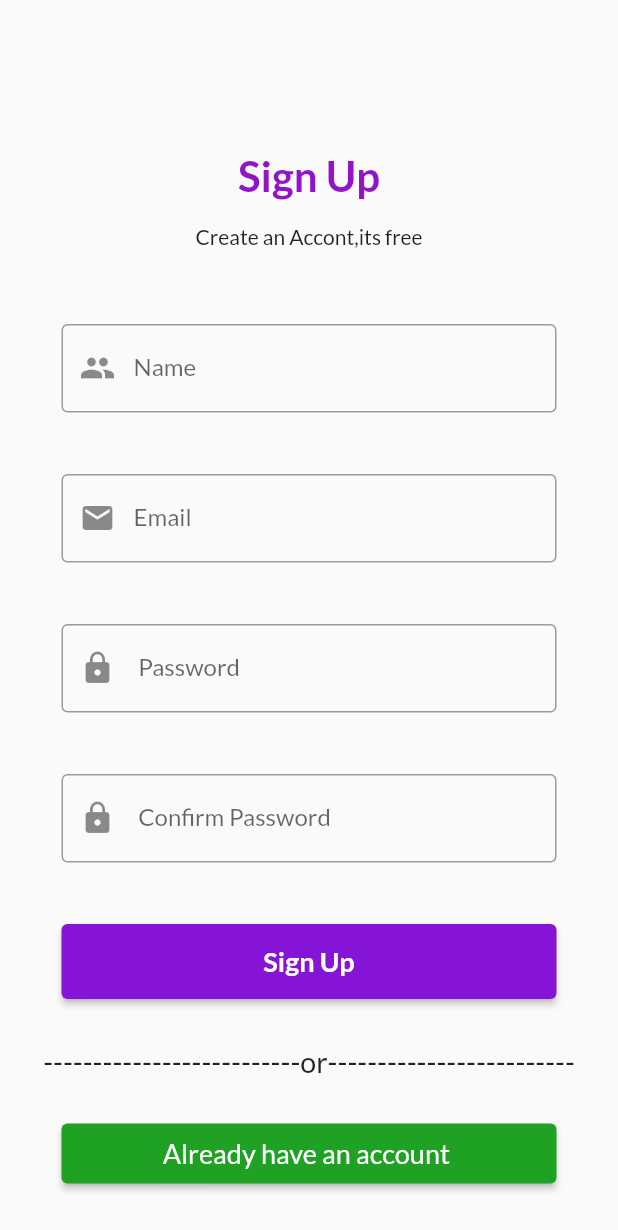
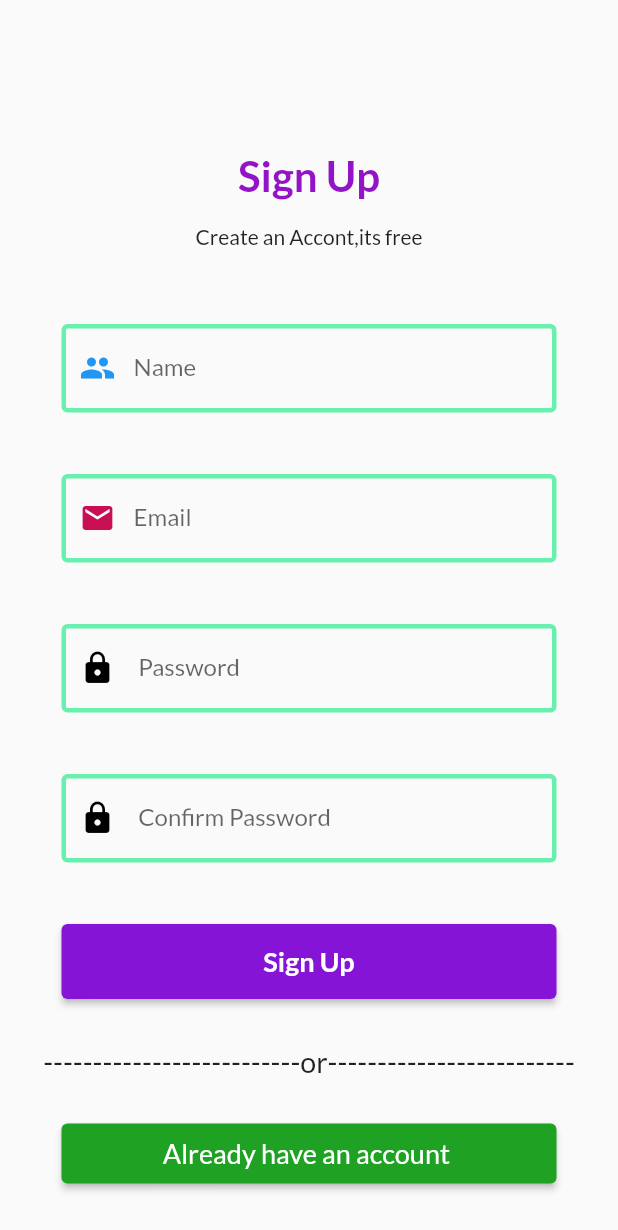
Before and after one commit to Rishabh7389/ComplaintBox, a Flutter app: the LoginPage screen opened by its route, after a tap on "Login", after a tap on "Create new CB account", on a phone screen of 412 x 824 dp. Shown: the top 1230 px of the screen. Run offline on Flutter 3.47's test engine with Material 2 defaults, Android fonts, the light colour scheme and no system bars; our stand-ins replace cloud_firestore, firebase_auth, firebase_core, google_fonts, shared_preferences; accounts and stored records are empty.

Commit message:
modification in ui

```diff
--- a/lib/main.dart
+++ b/lib/main.dart
@@ -75,7 +75,7 @@ class _MyAppState extends State<MyApp> {
       ),
       debugShowCheckedModeBanner: false,
       darkTheme: ThemeData(brightness: Brightness.dark),
-      initialRoute: isLoggedIn ? "/home" : "/selectUser",
+      initialRoute: isLoggedIn ? "/home" : "/signupadmin",
       routes: {
         "/home": (context) => HomePage(),
         "/selectUser": (context) => const UserPage(),
--- a/lib/views/authentication/student/LoginPage.dart
+++ b/lib/views/authentication/student/LoginPage.dart
@@ -63,9 +63,15 @@ class _LoginPageState extends State<LoginPage> {
             child: TextFormField(
               controller: emailcontroller,
               decoration: const InputDecoration(
+                  enabledBorder: OutlineInputBorder(
+                      borderSide:
+                          BorderSide(width: 3, color: Colors.greenAccent)),
                   border: OutlineInputBorder(),
                   labelText: "Email ",
-                  prefixIcon: Icon(Icons.mail)),
+                  prefixIcon: Icon(
+                    Icons.mail,
+                    color: Colors.red,
+                  )),
               onChanged: (value) {
                 name = value;
                 setState(() {});
@@ -84,9 +90,15 @@ class _LoginPageState extends State<LoginPage> {
                 controller: passwordcontroller,
                 obscureText: true,
                 decoration: const InputDecoration(
+                    enabledBorder: OutlineInputBorder(
+                        borderSide:
+                            BorderSide(width: 2, color: Colors.greenAccent)),
                     border: OutlineInputBorder(),
                     labelText: 'Password',
-                    prefixIcon: Icon(Icons.lock)),
+                    prefixIcon: Icon(
+                      Icons.lock,
+                      color: Colors.black,
+                    )),
                 validator: (value) {
                   if (value!.isEmpty) {
                     return "Please Enter password";
--- a/lib/views/authentication/student/SignupPage.dart
+++ b/lib/views/authentication/student/SignupPage.dart
@@ -62,9 +62,16 @@ class _SignupPageState extends State<SignupPage> {
               child: TextFormField(
                 controller: namecontroller,
                 decoration: const InputDecoration(
+                    enabledBorder: OutlineInputBorder(
+                      borderSide: BorderSide(
+                          width: 3, color: Colors.greenAccent), //<-- SEE HERE
+                    ),
                     border: OutlineInputBorder(),
                     labelText: "Name",
-                    prefixIcon: Icon(Icons.people)),
+                    prefixIcon: Icon(
+                      Icons.people,
+                      color: Colors.blue,
+                    )),
                 validator: (value) {
                   if (value == null || value.isEmpty) {
                     return 'Please enter your UserId';
@@ -83,9 +90,16 @@ class _SignupPageState extends State<SignupPage> {
               child: TextFormField(
                 controller: emailcontroller,
                 decoration: const InputDecoration(
+                    enabledBorder: OutlineInputBorder(
+                      borderSide: BorderSide(
+                          width: 3, color: Colors.greenAccent), //<-- SEE HERE
+                    ),
                     border: OutlineInputBorder(),
                     labelText: "Email",
-                    prefixIcon: Icon(Icons.mail)),
+                    prefixIcon: Icon(
+                      Icons.mail,
+                      color: Color.fromARGB(255, 200, 15, 83),
+                    )),
                 validator: (value) {
                   if (value == null || value.isEmpty) {
                     return 'Please enter Email';
@@ -105,7 +119,14 @@ class _SignupPageState extends State<SignupPage> {
                     controller: passwordcontroller,
                     obscureText: true,
                     decoration: const InputDecoration(
-                        prefixIcon: Icon(Icons.lock),
+                        enabledBorder: OutlineInputBorder(
+                          borderSide:
+                              BorderSide(width: 3, color: Colors.greenAccent),
+                        ),
+                        prefixIcon: Icon(
+                          Icons.lock,
+                          color: Colors.black,
+                        ),
                         border: OutlineInputBorder(),
                         labelText: " Password"),
                     validator: (value) {
@@ -127,7 +148,14 @@ class _SignupPageState extends State<SignupPage> {
                   controller: confirmpasswordcontroller,
                   obscureText: true,
                   decoration: const InputDecoration(
-                      prefixIcon: Icon(Icons.lock),
+                      enabledBorder: OutlineInputBorder(
+                        borderSide: BorderSide(
+                            width: 3, color: Colors.greenAccent), //<-- SEE HERE
+                      ),
+                      prefixIcon: Icon(
+                        Icons.lock,
+                        color: Colors.black,
+                      ),
                       border: OutlineInputBorder(),
                       labelText: " Confirm Password"),
                   validator: (value) {
```
Also changed, not shown: lib/views/authentication/admin/LoginPageAdmin.dart (+14 -2 lines), lib/views/authentication/admin/SignupPageAdmin.dart (+28 -4 lines).
